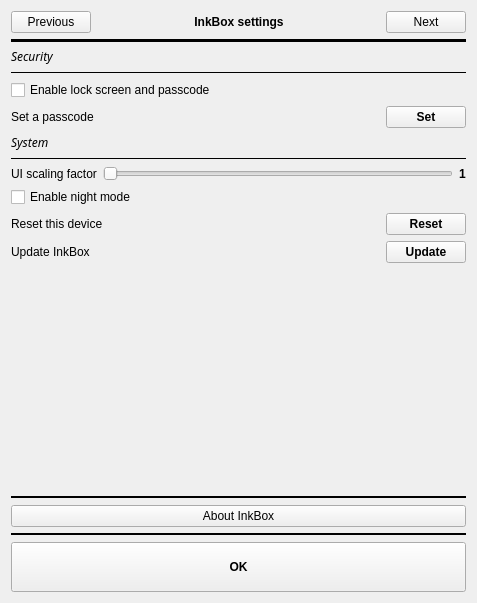
This is settings.ui in Quill-OS/quill as Qt 5 draws it before an edit. The edited form follows.
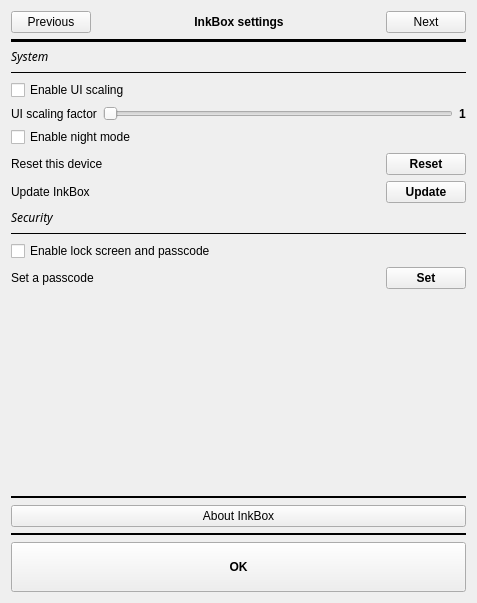
This is the edited form. The open tabs and pages were chosen to show the change.

Commit message: Added disable UI scaling option; laying down a path for remembering position in book

What changed in the file:
```diff
--- a/settings.ui
+++ b/settings.ui
@@ -524,65 +524,20 @@
          </property>
          <item>
           <layout class="QGridLayout" name="gridLayout_10">
-           <item row="8" column="0">
-            <layout class="QGridLayout" name="gridLayout_8">
+           <item row="11" column="0">
+            <layout class="QGridLayout" name="gridLayout_12">
              <property name="bottomMargin">
               <number>0</number>
              </property>
              <item row="0" column="0">
-              <widget class="QLabel" name="uiScalingLabel">
+              <widget class="QLabel" name="label_8">
                <property name="text">
-                <string>UI scaling factor</string>
+                <string>Reset this device</string>
                </property>
-               <property name="alignment">
-                <set>Qt::AlignLeading|Qt::AlignLeft|Qt::AlignVCenter</set>
-               </property>
               </widget>
              </item>
              <item row="0" column="1">
-              <widget class="QSlider" name="uiScalingSlider">
-               <property name="minimum">
-                <number>0</number>
-               </property>
-               <property name="maximum">
-                <number>2</number>
-               </property>
-               <property name="singleStep">
-                <number>1</number>
-               </property>
-               <property name="pageStep">
-                <number>1</number>
-               </property>
-               <property name="value">
-                <number>0</number>
-               </property>
-               <property name="orientation">
-                <enum>Qt::Horizontal</enum>
-               </property>
-              </widget>
-             </item>
-             <item row="0" column="2">
-              <widget class="QLabel" name="uiScaleNumberLabel">
-               <property name="font">
-                <font>
-                 <weight>75</weight>
-                 <bold>true</bold>
-                </font>
-               </property>
-               <property name="text">
-                <string>1</string>
-               </property>
-              </widget>
-             </item>
-            </layout>
-           </item>
-           <item row="5" column="0">
-            <layout class="QGridLayout" name="gridLayout_13">
-             <property name="bottomMargin">
-              <number>0</number>
-             </property>
-             <item row="0" column="1">
-              <spacer name="horizontalSpacer_9">
+              <spacer name="horizontalSpacer_8">
                <property name="orientation">
                 <enum>Qt::Horizontal</enum>
                </property>
@@ -595,7 +550,7 @@
               </spacer>
              </item>
              <item row="0" column="2">
-              <widget class="QPushButton" name="setPasscodeBtn">
+              <widget class="QPushButton" name="resetBtn">
                <property name="font">
                 <font>
                  <weight>75</weight>
@@ -603,14 +558,7 @@
                 </font>
                </property>
                <property name="text">
-                <string>Set</string>
-               </property>
-              </widget>
-             </item>
-             <item row="0" column="0">
-              <widget class="QLabel" name="setPasscodeLabel">
-               <property name="text">
-                <string>Set a passcode</string>
+                <string>Reset</string>
                </property>
               </widget>
              </item>
@@ -629,7 +577,7 @@
              </property>
             </widget>
            </item>
-           <item row="12" column="0">
+           <item row="17" column="0">
             <spacer name="verticalSpacer_3">
              <property name="orientation">
               <enum>Qt::Vertical</enum>
@@ -642,23 +590,60 @@
              </property>
             </spacer>
            </item>
-           <item row="9" column="0">
+           <item row="16" column="0">
+            <layout class="QGridLayout" name="gridLayout_13">
+             <property name="bottomMargin">
+              <number>0</number>
+             </property>
+             <item row="0" column="1">
+              <spacer name="horizontalSpacer_9">
+               <property name="orientation">
+                <enum>Qt::Horizontal</enum>
+               </property>
+               <property name="sizeHint" stdset="0">
+                <size>
+                 <width>40</width>
+                 <height>20</height>
+                </size>
+               </property>
+              </spacer>
+             </item>
+             <item row="0" column="2">
+              <widget class="QPushButton" name="setPasscodeBtn">
+               <property name="font">
+                <font>
+                 <weight>75</weight>
+                 <bold>true</bold>
+                </font>
+               </property>
+               <property name="text">
+                <string>Set</string>
+               </property>
+              </widget>
+             </item>
+             <item row="0" column="0">
+              <widget class="QLabel" name="setPasscodeLabel">
+               <property name="text">
+                <string>Set a passcode</string>
+               </property>
+              </widget>
+             </item>
+            </layout>
+           </item>
+           <item row="10" column="0">
             <widget class="QCheckBox" name="darkModeCheckBox">
              <property name="text">
               <string>Enable night mode</string>
              </property>
             </widget>
            </item>
-           <item row="0" column="0">
-            <widget class="QLabel" name="securityLabel">
-             <property name="font">
-              <font>
-               <family>Chivo</family>
-               <italic>true</italic>
-              </font>
+           <item row="14" column="0">
+            <widget class="Line" name="line_2">
+             <property name="frameShadow">
+              <enum>QFrame::Plain</enum>
              </property>
-             <property name="text">
-              <string>Security</string>
+             <property name="orientation">
+              <enum>Qt::Horizontal</enum>
              </property>
             </widget>
            </item>
@@ -672,7 +657,66 @@
              </property>
             </widget>
            </item>
-           <item row="11" column="0">
+           <item row="15" column="0">
+            <widget class="QCheckBox" name="enableLockscreenCheckBox">
+             <property name="text">
+              <string>Enable lock screen and passcode</string>
+             </property>
+            </widget>
+           </item>
+           <item row="9" column="0">
+            <layout class="QGridLayout" name="gridLayout_8">
+             <property name="bottomMargin">
+              <number>0</number>
+             </property>
+             <item row="1" column="2">
+              <widget class="QLabel" name="uiScaleNumberLabel">
+               <property name="font">
+                <font>
+                 <weight>75</weight>
+                 <bold>true</bold>
+                </font>
+               </property>
+               <property name="text">
+                <string>1</string>
+               </property>
+              </widget>
+             </item>
+             <item row="1" column="1">
+              <widget class="QSlider" name="uiScalingSlider">
+               <property name="minimum">
+                <number>0</number>
+               </property>
+               <property name="maximum">
+                <number>2</number>
+               </property>
+               <property name="singleStep">
+                <number>1</number>
+               </property>
+               <property name="pageStep">
+                <number>1</number>
+               </property>
+               <property name="value">
+                <number>0</number>
+               </property>
+               <property name="orientation">
+                <enum>Qt::Horizontal</enum>
+               </property>
+              </widget>
+             </item>
+             <item row="1" column="0">
+              <widget class="QLabel" name="uiScalingLabel">
+               <property name="text">
+                <string>UI scaling factor</string>
+               </property>
+               <property name="alignment">
+                <set>Qt::AlignLeading|Qt::AlignLeft|Qt::AlignVCenter</set>
+               </property>
+              </widget>
+             </item>
+            </layout>
+           </item>
+           <item row="12" column="0">
             <layout class="QGridLayout" name="gridLayout_7">
              <property name="bottomMargin">
               <number>0</number>
@@ -718,60 +762,23 @@
              </item>
             </layout>
            </item>
-           <item row="10" column="0">
-            <layout class="QGridLayout" name="gridLayout_12">
-             <property name="bottomMargin">
-              <number>0</number>
+           <item row="13" column="0">
+            <widget class="QLabel" name="securityLabel">
+             <property name="font">
+              <font>
+               <family>Chivo</family>
+               <italic>true</italic>
+              </font>
              </property>
-             <item row="0" column="0">
-              <widget class="QLabel" name="label_8">
-               <property name="text">
-                <string>Reset this device</string>
-               </property>
-              </widget>
-             </item>
-             <item row="0" column="1">
-              <spacer name="horizontalSpacer_8">
-               <property name="orientation">
-                <enum>Qt::Horizontal</enum>
-               </property>
-               <property name="sizeHint" stdset="0">
-                <size>
-                 <width>40</width>
-                 <height>20</height>
-                </size>
-               </property>
-              </spacer>
-             </item>
-             <item row="0" column="2">
-              <widget class="QPushButton" name="resetBtn">
-               <property name="font">
-                <font>
-                 <weight>75</weight>
-                 <bold>true</bold>
-                </font>
-               </property>
-               <property name="text">
-                <string>Reset</string>
-               </property>
-              </widget>
-             </item>
-            </layout>
-           </item>
-           <item row="3" column="0">
-            <widget class="Line" name="line_2">
-             <property name="frameShadow">
-              <enum>QFrame::Plain</enum>
-             </property>
-             <property name="orientation">
-              <enum>Qt::Horizontal</enum>
+             <property name="text">
+              <string>Security</string>
              </property>
             </widget>
            </item>
-           <item row="4" column="0">
-            <widget class="QCheckBox" name="enableLockscreenCheckBox">
+           <item row="8" column="0">
+            <widget class="QCheckBox" name="enableUiScalingCheckBox">
              <property name="text">
-              <string>Enable lock screen and passcode</string>
+              <string>Enable UI scaling</string>
              </property>
             </widget>
            </item>
```
The commit also changes 9 other files.
